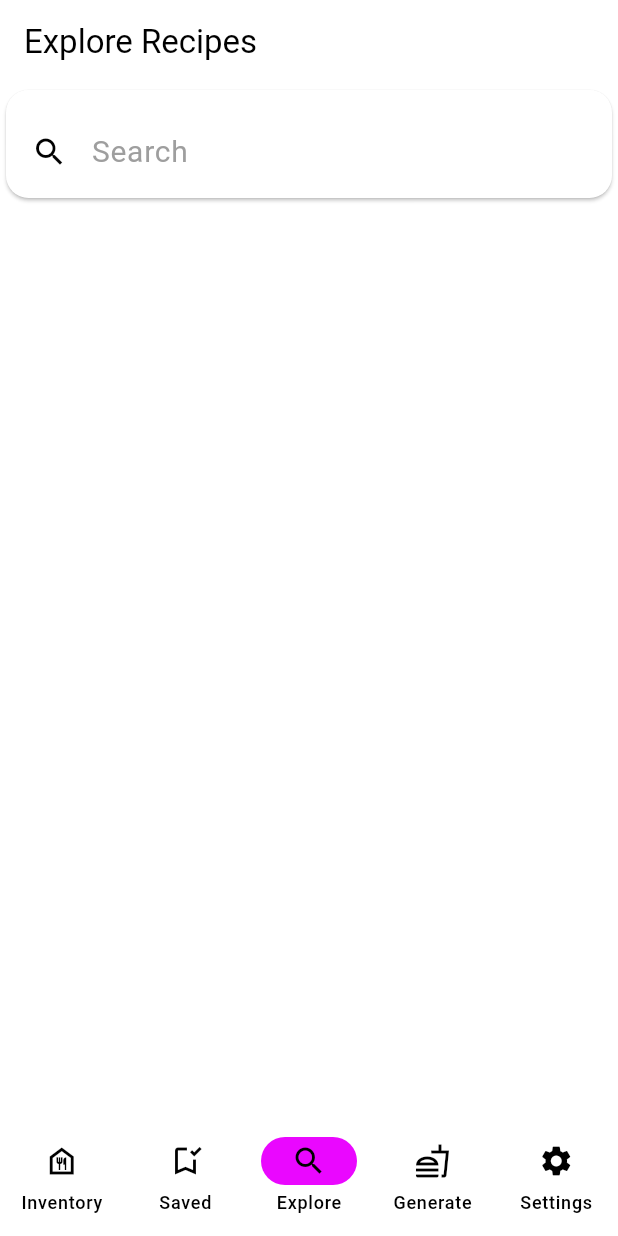
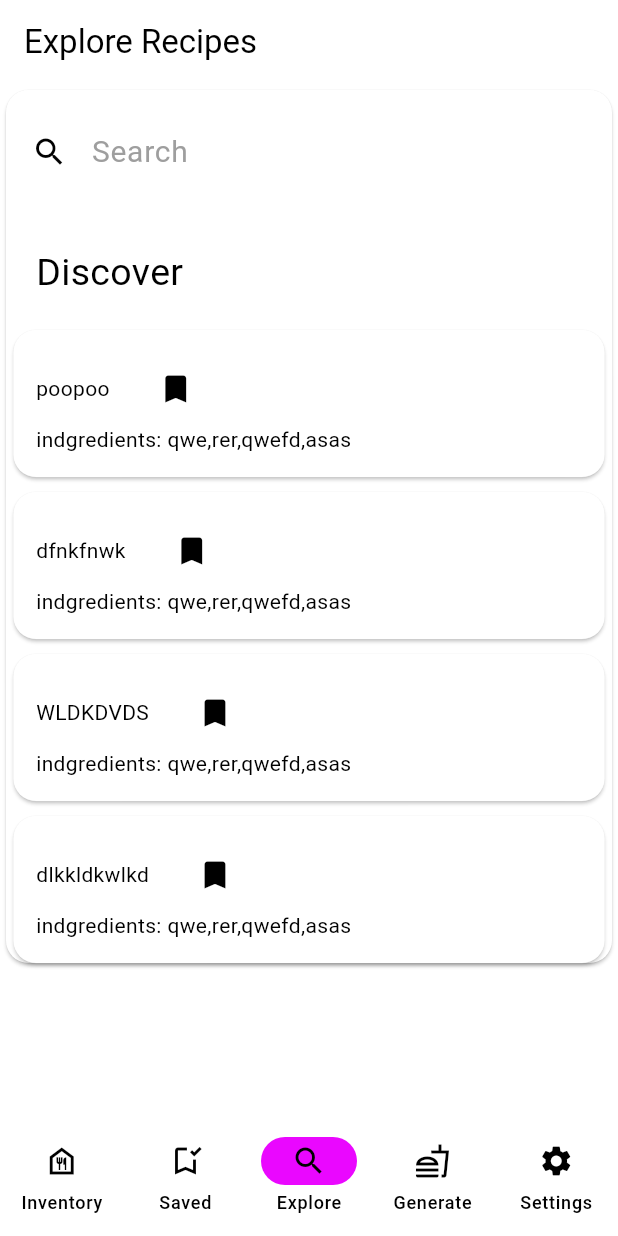
Before and after one commit to RecipeCart/RecipeCart, a Flutter app: the screen it shows after launch, item 3 of the bottom bar chosen, on a phone screen of 412 x 824 dp. Run offline on Flutter 3.47's test engine with Material 3 defaults, Android fonts, the phone set to English and light mode, and no system bars; our stand-ins replace camera, flutter_riverpod, go_router, riverpod_annotation; missing offline and left inert: amplify_api, amplify_auth_cognito, amplify_authenticator, amplify_core, amplify_datastore, amplify_flutter and 1 more; generated files the repository leaves out were written again.

Commit message:
front end add lil

```diff
--- a/lib/features/recipe/ui/homepage/inventory_page.dart
+++ b/lib/features/recipe/ui/homepage/inventory_page.dart
@@ -49,12 +49,12 @@
                 weightController: weightController, // Share the controller
               ),
             InventoryCard(
-                name: 'Watermelon', // Set the name
+                name: 'a', // Set the name
                 weight: weight, // Provide initial weight
                 weightController: weightController, // Share the controller
               ),
             InventoryCard(
-                name: 'Watermelon', // Set the name
+                name: 'dakhsdsasskldmsa', // Set the name
                 weight: weight, // Provide initial weight
                 weightController: weightController, // Share the controller
               ),
--- a/lib/features/recipe/ui/homepage/search_recipe_page.dart
+++ b/lib/features/recipe/ui/homepage/search_recipe_page.dart
@@ -1,5 +1,6 @@
 import 'package:flutter/material.dart';
 import 'package:recipe_cart/features/recipe/ui/homepage/widgets/search_bar.dart';
+import 'package:recipe_cart/features/recipe/ui/homepage/widgets/recipe_element.dart';
 
 class SearchRecipePage extends StatefulWidget {
   const SearchRecipePage({super.key});
@@ -29,10 +30,28 @@ class _SearchRecipeBuild extends State<SearchRecipePage>{
           ),
           borderRadius: BorderRadius.circular(15),
         ),
-        child: const SingleChildScrollView(
+        child: SingleChildScrollView(
           child: Column(
             children: [
-              SearchBarWidget(),
+              const SearchBarWidget(),
+              const Divider(
+                thickness : 0.6,
+                indent: 32,
+                endIndent: 32,
+                color: Colors.white,
+              ),
+              const Row(
+                  children: [
+                    Padding(
+                      padding: EdgeInsets.only(top: 16.0, left: 20, bottom: 10),
+                      child: Text('Discover', style: TextStyle(fontSize: 25),),
+                    ),
+                  ],
+              ),
+              RecipeCard(name: 'poopoo', list: ['qwe','rer','qwefd','asas'], instructions: 'haha'),
+              RecipeCard(name: 'dfnkfnwk', list: ['qwe','rer','qwefd','asas'], instructions: 'haha'),
+              RecipeCard(name: 'WLDKDVDS', list: ['qwe','rer','qwefd','asas'], instructions: 'haha'),
+              RecipeCard(name: 'dlkkldkwlkd', list: ['qwe','rer','qwefd','asas'], instructions: 'haha'),
             ],
           ),
         ),
--- a/lib/features/recipe/ui/homepage/settings_page.dart
+++ b/lib/features/recipe/ui/homepage/settings_page.dart
@@ -1,5 +1,4 @@
 import 'package:amplify_flutter/amplify_flutter.dart';
-import 'package:recipe_cart/features/recipe/ui/camera_screen.dart';
 import 'package:flutter/material.dart';
 import 'package:recipe_cart/models/Settings.dart';
 import 'package:amplify_datastore/amplify_datastore.dart';
--- /dev/null
+++ b/lib/features/recipe/ui/homepage/widgets/recipe_element.dart
@@ -0,0 +1,106 @@
+import 'package:flutter/material.dart';
+
+class RecipeCard extends StatefulWidget {
+  final String name;
+  var list;
+  final String instructions;
+
+  RecipeCard({
+    super.key,
+    required this.name,
+    required this.list,
+    required this.instructions,
+  });
+  @override
+  State <RecipeCard> createState() => _RecipeCardState(name: name, list: list, instructions: instructions);
+}
+
+class _RecipeCardState extends State<RecipeCard> {
+  final String name;
+  var list;
+  final String instructions;
+  String ingredients = '';
+
+  _RecipeCardState ({
+    required this.name,
+    required this.list,
+    required this.instructions,
+  });
+
+  @override
+  Widget build(BuildContext context) {
+    // int ingreLen = ingredients.length;
+
+    ingredients = list.join(',');
+    return Card(
+      shape: RoundedRectangleBorder(
+        side: const BorderSide(
+          color: Colors.white,
+          width: 0.3,
+        ),
+        borderRadius: BorderRadius.circular(15),
+      ),
+      margin: const EdgeInsets.only(top: 10.0, right: 5.0, left: 5.0),
+      child: Padding(
+        padding: const EdgeInsets.all(15.0),
+        child: Column(
+          children: [
+            Row(
+              children: [
+                Text(name),
+                const SizedBox(width: 20.0),
+                IconButton(
+                  icon: const Icon(Icons.bookmark),
+                  onPressed: () => showCard(context, name, ingredients, instructions),
+                ),
+              ],
+            ),
+            Row(
+              children: [
+                Text('indgredients: $ingredients'),
+              ],
+            ),
+          ]
+        ),
+      ),
+    );
+  }
+  void showCard(BuildContext context, String name, String ingredients, String instructions) {
+    showDialog<void>(
+      context: context,
+      builder: (BuildContext context) => AlertDialog(
+        title: Text(name), // Add a title
+        content: Card(
+          child: SingleChildScrollView(
+            child: Column(
+              children: [
+                const Divider(
+                  thickness : 0.6,
+                  indent: 32,
+                  endIndent: 32,
+                  color: Colors.white,
+                ),
+
+                const Padding(
+                  padding: EdgeInsets.only(top: 5.0, left: 5, bottom: 5),
+                  child: Text('Ingredients', style: TextStyle(fontSize: 25),),
+                ),
+                Text(
+                  ': $ingredients'
+                ),
+              ],
+            )
+          ),
+        ),
+        actions: <Widget>[
+          TextButton(
+            onPressed: () {
+              Navigator.pop(context); // Close dialog
+            },
+            child: const Text('OK'),
+          ),
+        ],
+      ),
+    );
+  }
+}
```
Also changed, not shown: lib/features/recipe/ui/homepage/widgets/camera_screen.dart (+30 -0 lines).
